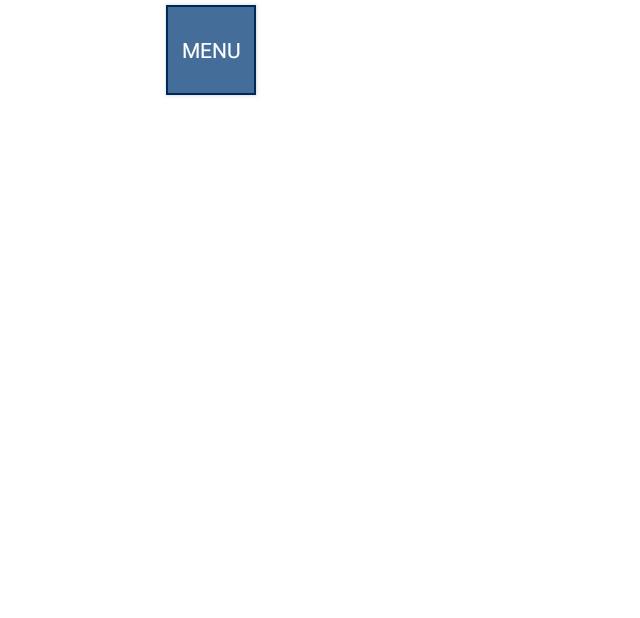
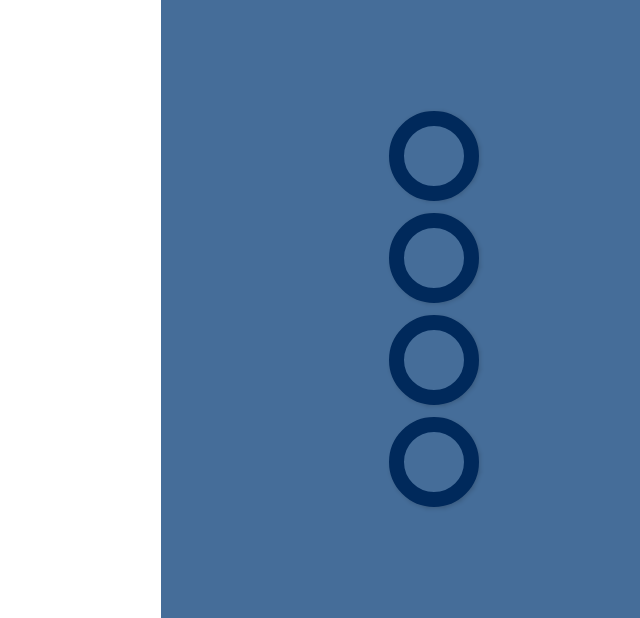
Before and after one commit to ajfc84/weatherApp, an Android app: the MapActivity screen opened directly, with no data from a screen before it, on a phone screen of 824 x 412 dp (held sideways). Shown: the whole screen, without its empty margins (529-1169 px from the left). Run offline under Robolectric (Android 15) with nearby library versions, the phone set to English and light mode, and no system bars; network calls fail.

Commit message:
Add a linearlayout in activity_map and inside that four buttons to map

```diff
--- a/app/src/main/res/drawable/button_shape.xml
+++ b/app/src/main/res/drawable/button_shape.xml
@@ -1,10 +1,11 @@
 <?xml version="1.0" encoding="utf-8"?>
 <selector xmlns:android="http://schemas.android.com/apk/res/android">
-    <item>
+    <item android:state_pressed="false">
         <shape android:shape="rectangle">
+            <corners android:radius="1000dp" />
             <solid android:color="@color/colorPrimary" />
             <stroke
-                android:width="1dip"
+                android:width="10dip"
                 android:color="@color/colorPrimaryDark" />
             <padding
                 android:bottom="4dp"
@@ -13,4 +14,18 @@
                 android:top="4dp" />
         </shape>
     </item>
+    <item android:state_pressed="true">
+        <shape android:shape="rectangle">
+            <corners android:radius="1000dp" />
+            <solid android:color="@color/colorPrimaryDark" />
+            <stroke
+                android:width="10dip"
+                android:color="@color/colorPrimary" />
+            <padding
+                android:bottom="4dp"
+                android:left="4dp"
+                android:right="4dp"
+                android:top="4dp" />
+        </shape>
+    </item>
 </selector>
--- a/app/src/main/res/drawable/button_shape_ball.xml
+++ /dev/null
@@ -1,31 +0,0 @@
-<?xml version="1.0" encoding="utf-8"?>
-<selector xmlns:android="http://schemas.android.com/apk/res/android">
-    <item android:state_pressed="false">
-        <shape android:shape="rectangle">
-            <corners android:radius="1000dp" />
-            <solid android:color="@color/colorPrimary" />
-            <stroke
-                android:width="10dip"
-                android:color="@color/colorPrimaryDark" />
-            <padding
-                android:bottom="4dp"
-                android:left="4dp"
-                android:right="4dp"
-                android:top="4dp" />
-        </shape>
-    </item>
-    <item android:state_pressed="true">
-        <shape android:shape="rectangle">
-            <corners android:radius="1000dp" />
-            <solid android:color="@color/colorPrimaryDark" />
-            <stroke
-                android:width="10dip"
-                android:color="@color/colorPrimary" />
-            <padding
-                android:bottom="4dp"
-                android:left="4dp"
-                android:right="4dp"
-                android:top="4dp" />
-        </shape>
-    </item>
-</selector>
--- /dev/null
+++ b/app/src/main/res/drawable/button_shape_square.xml
@@ -0,0 +1,16 @@
+<?xml version="1.0" encoding="utf-8"?>
+<selector xmlns:android="http://schemas.android.com/apk/res/android">
+    <item>
+        <shape android:shape="rectangle">
+            <solid android:color="@color/colorPrimary" />
+            <stroke
+                android:width="1dip"
+                android:color="@color/colorPrimaryDark" />
+            <padding
+                android:bottom="4dp"
+                android:left="4dp"
+                android:right="4dp"
+                android:top="4dp" />
+        </shape>
+    </item>
+</selector>
--- a/app/src/main/res/layout/activity_map.xml
+++ b/app/src/main/res/layout/activity_map.xml
@@ -11,19 +11,33 @@
         android:layout_width="460dp"
         android:layout_height="match_parent"
         />
-
-    <Button
-        android:id="@+id/menu_button"
-        android:onClick="showPopupMenu"
-        android:layout_width="60dp"
-        android:layout_height="60dp"
-        android:background="@drawable/button_shape"
-        android:text="@string/menu"
-        android:textColor="#ffffff"
-        android:textSize="14sp"
-        style="@style/NavRegionButton"
-        android:layout_alignParentRight="true"
-        android:layout_margin="3dp"
-        android:fontFamily="sans-serif"
-        />
+    <LinearLayout
+        android:layout_width="match_parent"
+        android:layout_height="match_parent"
+        android:orientation="vertical"
+        android:background="@color/colorPrimary"
+        android:gravity="center_vertical|center_horizontal"
+        >
+        <Button
+            android:id="@+id/menu_button1"
+            android:onClick="showPopupMenu"
+            style="@style/NavMapButton"
+            android:gravity="center"
+            />
+        <Button
+            android:id="@+id/menu_button2"
+            android:onClick="showPopupMenu"
+            style="@style/NavMapButton"
+            />
+        <Button
+            android:id="@+id/menu_button3"
+            android:onClick="showPopupMenu"
+            style="@style/NavMapButton"
+            />
+        <Button
+            android:id="@+id/menu_button4"
+            android:onClick="showPopupMenu"
+            style="@style/NavMapButton"
+            />
+    </LinearLayout>
 </LinearLayout>
--- a/app/src/main/res/layout/fragment_map.xml
+++ b/app/src/main/res/layout/fragment_map.xml
@@ -5,7 +5,6 @@
     android:layout_width="match_parent"
     android:layout_height="match_parent"
     >
-
     <ImageView
         android:id="@+id/iv_map"
         android:contentDescription="@string/map_description"
--- a/app/src/main/res/values/styles.xml
+++ b/app/src/main/res/values/styles.xml
@@ -16,8 +16,8 @@
     </style>
     <style name="NavMapButton">
         <item name="android:background">@drawable/button_shape</item>
-        <item name="android:layout_width">70dp</item>
-        <item name="android:layout_height">40dp</item>
+        <item name="android:layout_width">60dp</item>
+        <item name="android:layout_height">60dp</item>
         <item name="android:layout_margin">4dp</item>
     </style>
     <style name="NavOptionButton" parent="NavButton">
```
